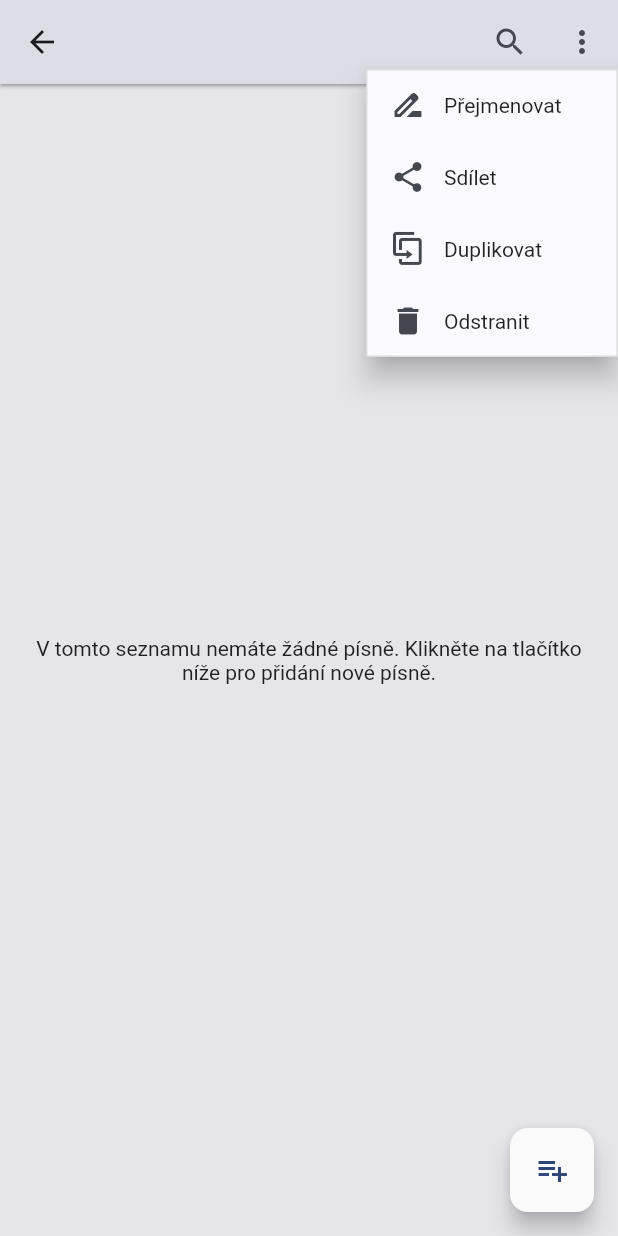
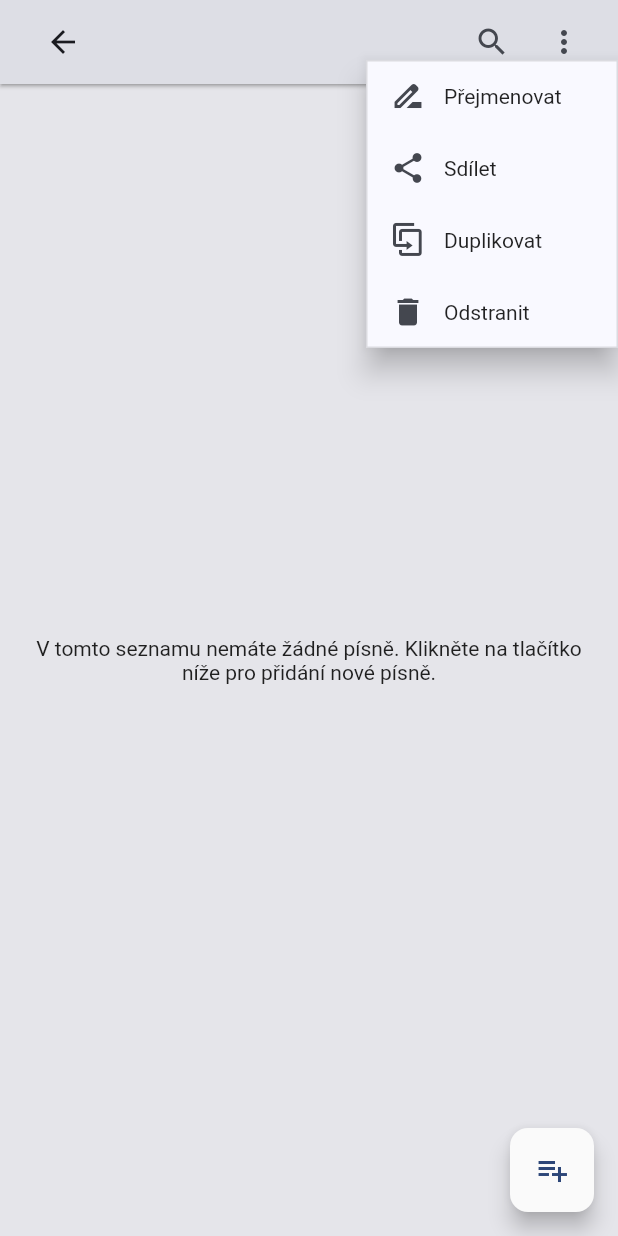
Before and after one commit to glowspace/proscholy-phone, a Flutter app: the PlaylistScreen screen opened directly with empty values, after a tap on the "more vert" icon, on a phone screen of 412 x 824 dp. Run offline on Flutter 3.47's test engine with Material 2 defaults, Android fonts, the phone set to English and light mode, and no system bars; drawn by our look-alikes of flutter_speed_dial; our stand-ins replace adaptive_dialog, auto_size_text, diacritic, dotted_border, flutter_svg, font_awesome_flutter and 14 more; missing offline and left inert: flutter_cached_pdfview, flutter_quill; accounts and stored records are empty; generated files the repository leaves out were written again; network calls fail; statements that could not run were skipped.

Commit message:
changing padding as in figma

```diff
--- a/lib/components/custom/back_button.dart
+++ b/lib/components/custom/back_button.dart
@@ -9,7 +9,7 @@ class CustomBackButton extends StatelessWidget {
   Widget build(BuildContext context) {
     return Highlightable(
       child: const BackButtonIcon(),
-      padding: const EdgeInsets.all(kDefaultPadding),
+      padding: const EdgeInsets.all(kDefaultPadding).copyWith(left: 2.5 * kDefaultPadding),
       onTap: Navigator.of(context).maybePop,
     );
   }
--- a/lib/components/custom/close_button.dart
+++ b/lib/components/custom/close_button.dart
@@ -9,7 +9,7 @@ class CustomCloseButton extends StatelessWidget {
   Widget build(BuildContext context) {
     return Highlightable(
       child: const Icon(Icons.close),
-      padding: const EdgeInsets.all(kDefaultPadding),
+      padding: const EdgeInsets.all(kDefaultPadding).copyWith(left: 2 * kDefaultPadding),
       onTap: Navigator.of(context).maybePop,
     );
   }
--- a/lib/components/custom/popup_menu_button.dart
+++ b/lib/components/custom/popup_menu_button.dart
@@ -8,10 +8,13 @@ class CustomPopupMenuButton<T> extends StatelessWidget {
   final Function(BuildContext, T?) onSelected;
   final PopupMenuPosition menuPosition;
 
+  final EdgeInsets? padding;
+
   const CustomPopupMenuButton({
     Key? key,
     required this.items,
     required this.onSelected,
+    this.padding,
     this.menuPosition = PopupMenuPosition.under,
   }) : super(key: key);
 
@@ -19,7 +22,7 @@ class CustomPopupMenuButton<T> extends StatelessWidget {
   Widget build(BuildContext context) {
     return Highlightable(
       onTap: () => _showMenu(context),
-      padding: const EdgeInsets.symmetric(vertical: kDefaultPadding / 2, horizontal: kDefaultPadding),
+      padding: padding ?? const EdgeInsets.symmetric(vertical: kDefaultPadding / 2, horizontal: kDefaultPadding),
       child: const Icon(Icons.more_vert),
     );
   }
--- a/lib/components/playlist/playlist_button.dart
+++ b/lib/components/playlist/playlist_button.dart
@@ -2,6 +2,7 @@ import 'package:flutter/material.dart' hide PopupMenuEntry, PopupMenuItem, Popup
 import 'package:zpevnik/components/custom/popup_menu_button.dart';
 import 'package:zpevnik/components/icon_item.dart';
 import 'package:zpevnik/components/playlist/dialogs.dart';
+import 'package:zpevnik/constants.dart';
 import 'package:zpevnik/custom/custom_icon_icons.dart';
 import 'package:zpevnik/custom/popup_menu.dart';
 import 'package:zpevnik/models/playlist.dart';
@@ -25,6 +26,7 @@ class PlaylistButton extends StatelessWidget {
       items: _buildPopupMenuItems(context),
       onSelected: _selectedAction,
       menuPosition: isInAppBar ? PopupMenuPosition.under : PopupMenuPosition.over,
+      padding: isInAppBar ? const EdgeInsets.only(left: kDefaultPadding, right: 2 * kDefaultPadding) : null,
     );
   }
 
--- a/lib/components/playlist/playlist_row.dart
+++ b/lib/components/playlist/playlist_row.dart
@@ -37,8 +37,8 @@ class PlaylistRow extends StatelessWidget {
             ReorderableDragStartListener(
               key: dragIndicatorKey,
               child: Container(
+                padding: const EdgeInsets.symmetric(horizontal: 2 * kDefaultPadding),
                 child: const Icon(Icons.drag_indicator),
-                padding: const EdgeInsets.symmetric(horizontal: kDefaultPadding),
               ),
               index: playlist.rank,
             )
@@ -49,6 +49,7 @@ class PlaylistRow extends StatelessWidget {
             ),
           Expanded(child: Text(playlist.name)),
           if (!playlist.isFavorites) PlaylistButton(key: playlistButtonKey, playlist: playlist),
+          if (visualDensity == VisualDensity.standard) const SizedBox(width: kDefaultPadding),
         ],
       ),
     );
--- a/lib/components/song_lyric/lyrics.dart
+++ b/lib/components/song_lyric/lyrics.dart
@@ -60,7 +60,7 @@ class _LyricsWidgetState extends State<LyricsWidget> {
           crossAxisAlignment: CrossAxisAlignment.stretch,
           children: [
             Container(
-              padding: const EdgeInsets.symmetric(horizontal: kDefaultPadding),
+              padding: const EdgeInsets.symmetric(horizontal: 2 * kDefaultPadding),
               child: Text(
                 widget.controller.songLyric.name,
                 style: theme.textTheme.titleLarge,
@@ -74,12 +74,12 @@ class _LyricsWidgetState extends State<LyricsWidget> {
               ),
             if (widget.controller.hasLilypond) SizedBox(height: kDefaultPadding * fontSizeScale / 2),
             Container(
-              padding: const EdgeInsets.symmetric(horizontal: kDefaultPadding),
+              padding: const EdgeInsets.symmetric(horizontal: 2 * kDefaultPadding),
               child: _buildLyrics(context),
             ),
             SizedBox(height: kDefaultPadding * fontSizeScale),
             Container(
-              padding: const EdgeInsets.symmetric(horizontal: kDefaultPadding),
+              padding: const EdgeInsets.symmetric(horizontal: 2 * kDefaultPadding),
               child: _buildAuthors(context),
             ),
             SizedBox(height: kDefaultPadding * fontSizeScale),
--- a/lib/components/song_lyric/song_lyric_menu_button.dart
+++ b/lib/components/song_lyric/song_lyric_menu_button.dart
@@ -26,7 +26,11 @@ class SongLyricMenuButton extends StatelessWidget {
 
   @override
   Widget build(BuildContext context) {
-    return CustomPopupMenuButton(items: _buildPopupMenuItems(context), onSelected: _selectedAction);
+    return CustomPopupMenuButton(
+      items: _buildPopupMenuItems(context),
+      onSelected: _selectedAction,
+      padding: const EdgeInsets.only(left: kDefaultPadding, right: 2 * kDefaultPadding),
+    );
   }
 
   List<PopupMenuEntry<SongLyricMenuAction>> _buildPopupMenuItems(BuildContext context) {
--- a/lib/components/song_lyric/song_lyric_row.dart
+++ b/lib/components/song_lyric/song_lyric_row.dart
@@ -44,7 +44,7 @@ class SongLyricRow extends StatelessWidget {
             ReorderableDragStartListener(
               key: dragIndicatorKey,
               child: Container(
-                padding: const EdgeInsets.symmetric(horizontal: kDefaultPadding),
+                padding: const EdgeInsets.symmetric(horizontal: 2 * kDefaultPadding),
                 child: const Icon(Icons.drag_indicator),
               ),
               index: 0,
--- a/lib/screens/playlist.dart
+++ b/lib/screens/playlist.dart
@@ -60,6 +60,7 @@ class PlaylistScreen extends StatelessWidget {
       appBar: AppBar(
         leading: const CustomBackButton(),
         title: Text(playlist.name),
+        centerTitle: false,
         actions: [
           Highlightable(
             onTap: () => Navigator.of(context).pushNamed(
--- a/lib/screens/playlists.dart
+++ b/lib/screens/playlists.dart
@@ -12,6 +12,7 @@ class PlaylistsScreen extends StatelessWidget {
       appBar: AppBar(
         leading: const CustomBackButton(),
         title: const Text('Moje seznamy'),
+        centerTitle: false,
       ),
       floatingActionButton: FloatingActionButton(
         backgroundColor: Theme.of(context).canvasColor,
--- a/lib/screens/song_lyric/translations.dart
+++ b/lib/screens/song_lyric/translations.dart
@@ -22,7 +22,11 @@ class TranslationsScreen extends StatelessWidget {
     final translations = songLyrics.where((songLyric) => songLyric.type == SongLyricType.translation);
 
     return Scaffold(
-      appBar: AppBar(title: const Text('Překlady'), leading: const CustomBackButton()),
+      appBar: AppBar(
+        leading: const CustomBackButton(),
+        title: const Text('Překlady'),
+        centerTitle: false,
+      ),
       body: SafeArea(
         child: SingleChildScrollView(
           child: Column(
```
